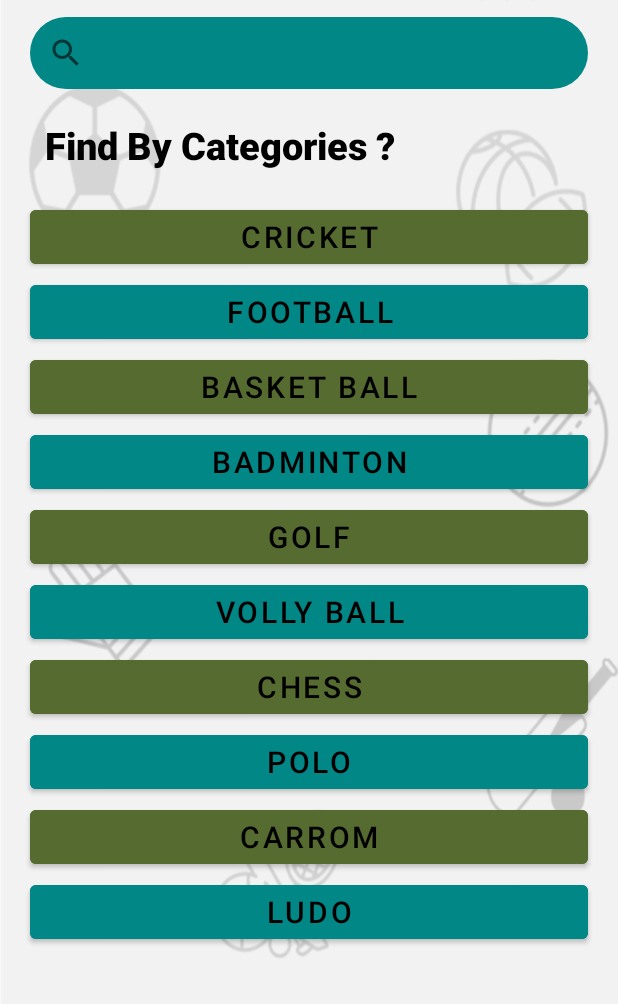
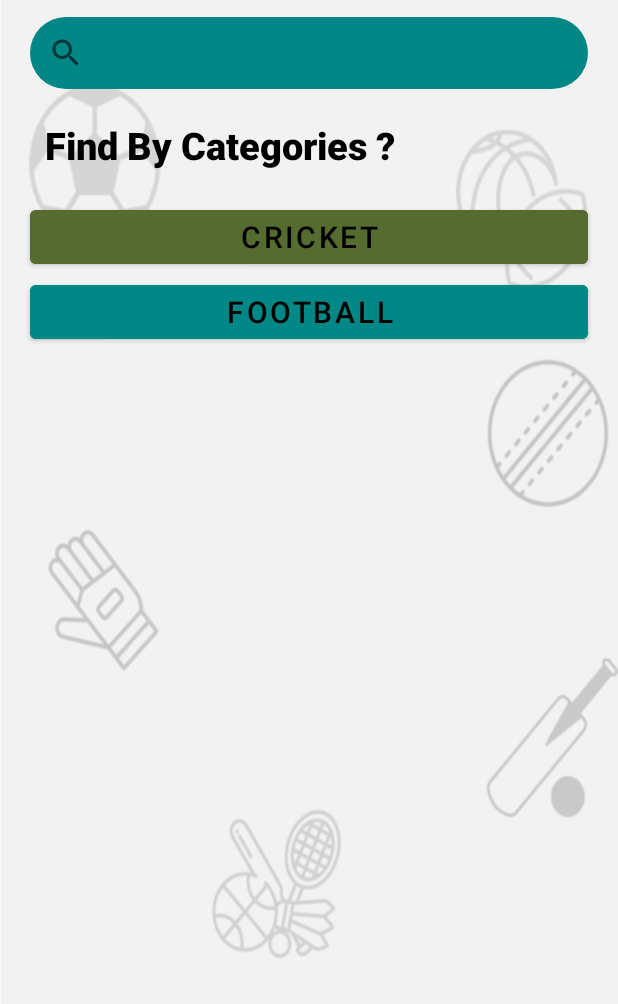
Before and after one commit to Tamanna-Afrose/Android_group5, an Android app: the SoprtsActivity screen opened directly, with no data from a screen before it, on a phone screen of 412 x 824 dp, the part 232-1236 px from its top. Run offline under Robolectric (Android 15) with nearby library versions, the phone set to English and light mode, and no system bars.

Commit message:
All Extra button and view is deleted

```diff
--- a/app/src/main/java/com/example/sports_mart/CricketActivity.kt
+++ b/app/src/main/java/com/example/sports_mart/CricketActivity.kt
@@ -165,7 +165,7 @@ class CricketActivity : AppCompatActivity() {
             bill(productCost)
             binding.cost.text = "$quantity product \nCosts " + totalCost.toString()
             shoppingBill= shoppingBill+ totalCost
-            quantity = 1;
+            quantity = 0;
             binding.quantity.text = quantity.toString()
         }
         binding.bill.setOnClickListener {
--- a/app/src/main/java/com/example/sports_mart/FootballActivity.kt
+++ b/app/src/main/java/com/example/sports_mart/FootballActivity.kt
@@ -9,7 +9,6 @@ import android.view.animation.AnimationUtils
 import android.widget.ImageView
 import android.widget.Toast
 import androidx.appcompat.app.AlertDialog
-import com.example.sports_mart.databinding.ActivityCricketBinding
 import com.example.sports_mart.databinding.ActivityFootballBinding
 class FootballActivity : AppCompatActivity() {
     private lateinit var binding: ActivityFootballBinding
--- a/app/src/main/java/com/example/sports_mart/PaymentActivity.kt
+++ b/app/src/main/java/com/example/sports_mart/PaymentActivity.kt
@@ -18,6 +18,7 @@ class PaymentActivity : AppCompatActivity() {
             orderConfirm()
         }
         binding.backButotn.setOnClickListener {
+            shoppingBill=0
             val intent = Intent(this, MainActivity::class.java)
             startActivity(intent)
         }
--- a/app/src/main/res/layout/activity_soprts.xml
+++ b/app/src/main/res/layout/activity_soprts.xml
@@ -104,94 +104,6 @@
                     android:backgroundTint="@color/teal_700"
                     android:text="@string/football"
                     android:textSize="20sp" />
-
-                <Button
-                    android:id="@+id/basketBall"
-                    android:layout_width="match_parent"
-                    android:layout_height="wrap_content"
-                    android:layout_marginLeft="20dp"
-                    android:layout_marginTop="2dp"
-                    android:layout_marginRight="20dp"
-                    android:backgroundTint="@color/DarkOliveGreen"
-                    android:text="@string/basketBall"
-                    android:textSize="20sp" />
-
-                <Button
-                    android:id="@+id/badminton"
-                    android:layout_width="match_parent"
-                    android:layout_height="wrap_content"
-                    android:layout_marginLeft="20dp"
-                    android:layout_marginTop="2dp"
-                    android:layout_marginRight="20dp"
-                    android:backgroundTint="@color/teal_700"
-                    android:text="@string/badminton"
-                    android:textSize="20sp" />
-
-                <Button
-                    android:id="@+id/golf"
-                    android:layout_width="match_parent"
-                    android:layout_height="wrap_content"
-                    android:layout_marginLeft="20dp"
-                    android:layout_marginTop="2dp"
-                    android:layout_marginRight="20dp"
-                    android:backgroundTint="@color/DarkOliveGreen"
-                    android:text="@string/golf"
-                    android:textSize="20sp" />
-
-                <Button
-                    android:id="@+id/vollyBall"
-                    android:layout_width="match_parent"
-                    android:layout_height="wrap_content"
-                    android:layout_marginLeft="20dp"
-                    android:layout_marginTop="2dp"
-                    android:layout_marginRight="20dp"
-                    android:backgroundTint="@color/teal_700"
-                    android:text="@string/vollyBall"
-                    android:textSize="20sp" />
-
-                <Button
-                    android:id="@+id/chess"
-                    android:layout_width="match_parent"
-                    android:layout_height="wrap_content"
-                    android:layout_marginLeft="20dp"
-                    android:layout_marginTop="2dp"
-                    android:layout_marginRight="20dp"
-                    android:backgroundTint="@color/DarkOliveGreen"
-                    android:text="@string/chess"
-                    android:textSize="20sp" />
-
-                <Button
-                    android:id="@+id/polo"
-                    android:layout_width="match_parent"
-                    android:layout_height="wrap_content"
-                    android:layout_marginLeft="20dp"
-                    android:layout_marginTop="2dp"
-                    android:layout_marginRight="20dp"
-                    android:backgroundTint="@color/teal_700"
-                    android:text="@string/polo"
-                    android:textSize="20sp" />
-
-                <Button
-                    android:id="@+id/carrom"
-                    android:layout_width="match_parent"
-                    android:layout_height="wrap_content"
-                    android:layout_marginLeft="20dp"
-                    android:layout_marginTop="2dp"
-                    android:layout_marginRight="20dp"
-                    android:backgroundTint="@color/DarkOliveGreen"
-                    android:text="@string/carrom"
-                    android:textSize="20sp" />
-
-                <Button
-                    android:id="@+id/ludo"
-                    android:layout_width="match_parent"
-                    android:layout_height="wrap_content"
-                    android:layout_marginLeft="20dp"
-                    android:layout_marginTop="2dp"
-                    android:layout_marginRight="20dp"
-                    android:backgroundTint="@color/teal_700"
-                    android:text="@string/ludo"
-                    android:textSize="20sp" />
             </LinearLayout>
         </ScrollView>
     </LinearLayout>
```
